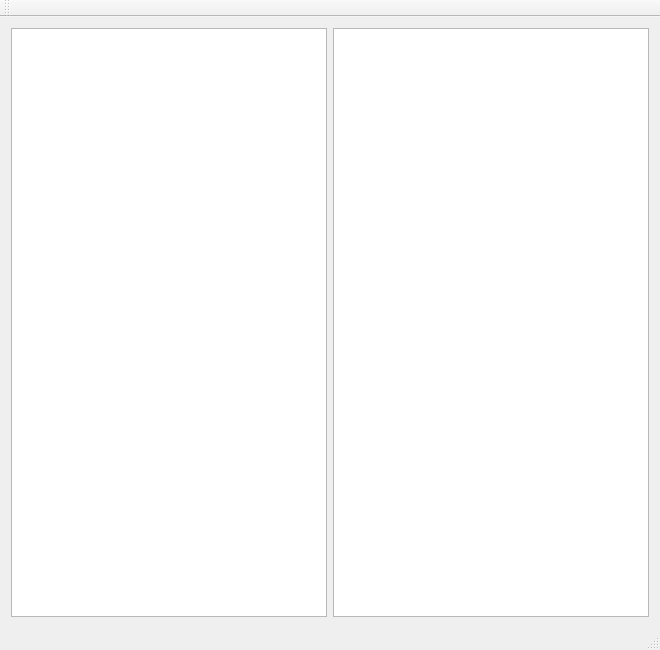
This is GUI/HeizungGUI/Heizung.ui in LuckyOfST/heizung as Qt 5 draws it before an edit. The edited form follows.
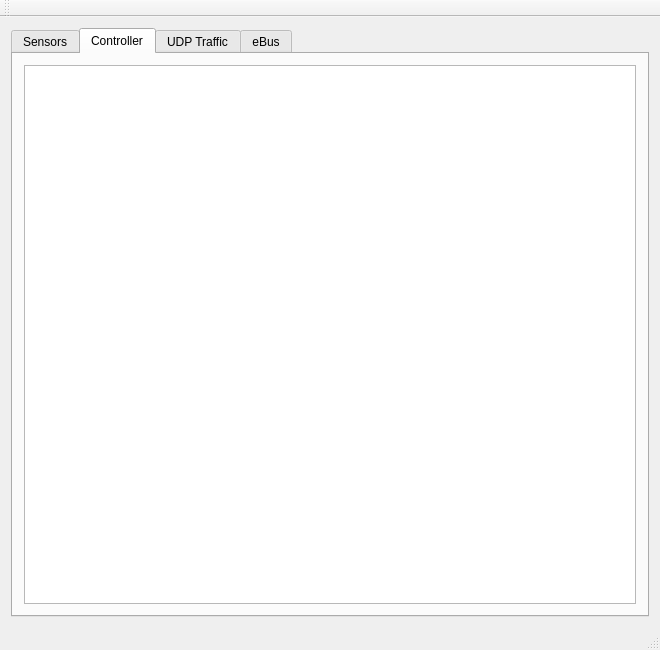
This is the edited form. The open tabs and pages were chosen to show the change.

Commit message:
Controller / Actor association updated
- fixed assiciation of controllers and actors
- fixed a minor issue in the handling of non reacting sensors
- prepared integration of eBus interface
- improved GUI

What changed in the file:
```diff
--- a/GUI/HeizungGUI/Heizung.ui
+++ b/GUI/HeizungGUI/Heizung.ui
@@ -15,13 +15,16 @@
   </property>
   <widget class="QWidget" name="centralWidget">
    <layout class="QGridLayout" name="gridLayout">
-    <item row="0" column="1">
-     <widget class="QPlainTextEdit" name="rawData">
-      <property name="readOnly">
-       <bool>true</bool>
+    <item row="0" column="0">
+     <widget class="QTabWidget" name="tabWidget">
+      <property name="currentIndex">
+       <number>2</number>
       </property>
-     </widget>
-    </item>
+      <widget class="QWidget" name="tabSensors">
+       <attribute name="title">
+        <string>Sensors</string>
+       </attribute>
+       <layout class="QGridLayout" name="gridLayout_3">
     <item row="0" column="0">
      <widget class="QTableView" name="tempList">
       <property name="font">
@@ -45,6 +48,86 @@
       <attribute name="verticalHeaderMinimumSectionSize">
        <number>12</number>
       </attribute>
+         </widget>
+        </item>
+       </layout>
+      </widget>
+      <widget class="QWidget" name="tabController">
+       <attribute name="title">
+        <string>Controller</string>
+       </attribute>
+       <layout class="QGridLayout" name="gridLayout_4">
+        <item row="0" column="0">
+         <widget class="QTableView" name="controllerList">
+          <property name="font">
+           <font>
+            <family>Arial</family>
+            <pointsize>8</pointsize>
+           </font>
+          </property>
+          <property name="alternatingRowColors">
+           <bool>true</bool>
+          </property>
+          <property name="showGrid">
+           <bool>false</bool>
+          </property>
+          <attribute name="horizontalHeaderMinimumSectionSize">
+           <number>33</number>
+          </attribute>
+          <attribute name="verticalHeaderDefaultSectionSize">
+           <number>12</number>
+          </attribute>
+          <attribute name="verticalHeaderMinimumSectionSize">
+           <number>12</number>
+          </attribute>
+         </widget>
+        </item>
+       </layout>
+      </widget>
+      <widget class="QWidget" name="tabUdp">
+       <attribute name="title">
+        <string>UDP Traffic</string>
+       </attribute>
+       <layout class="QGridLayout" name="gridLayout_2">
+        <item row="0" column="0">
+         <widget class="QPlainTextEdit" name="rawData">
+          <property name="font">
+           <font>
+            <family>Arial</family>
+           </font>
+          </property>
+          <property name="lineWrapMode">
+           <enum>QPlainTextEdit::NoWrap</enum>
+          </property>
+          <property name="readOnly">
+           <bool>true</bool>
+          </property>
+         </widget>
+        </item>
+       </layout>
+      </widget>
+      <widget class="QWidget" name="tabEBus">
+       <attribute name="title">
+        <string>eBus</string>
+       </attribute>
+       <layout class="QGridLayout" name="gridLayout_5">
+        <item row="0" column="0">
+         <widget class="QPlainTextEdit" name="ebusData">
+          <property name="font">
+           <font>
+            <family>Arial</family>
+           </font>
+          </property>
+          <property name="lineWrapMode">
+           <enum>QPlainTextEdit::NoWrap</enum>
+          </property>
+          <property name="readOnly">
+           <bool>true</bool>
+          </property>
+         </widget>
+        </item>
+       </layout>
+      </widget>
      </widget>
     </item>
    </layout>
```
Lines whose indentation alone changed are shown as unchanged. The commit also changes 16 other files.
